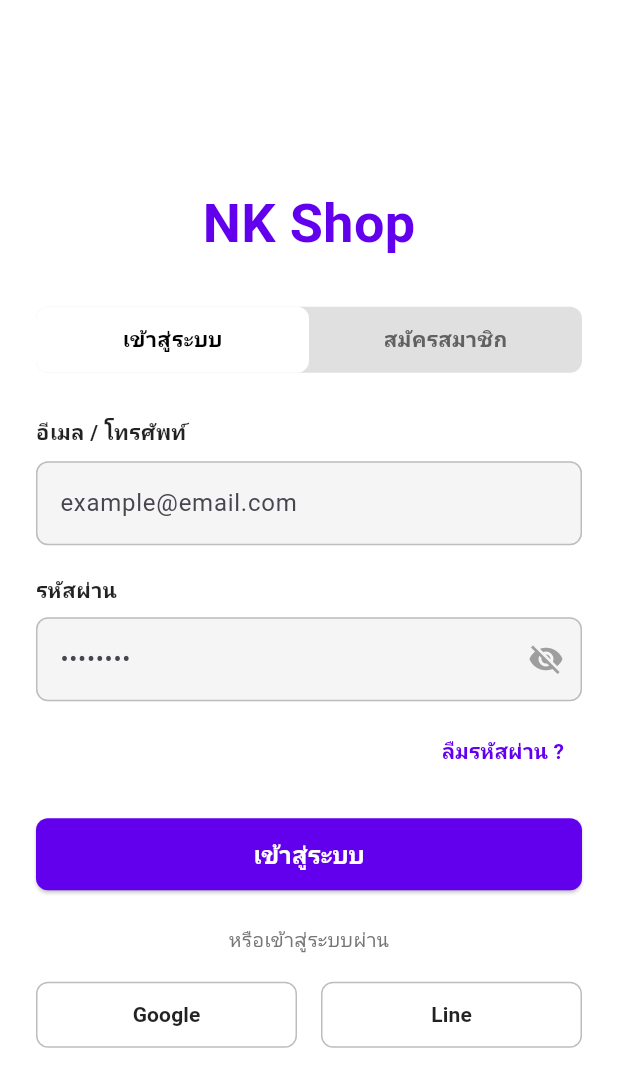
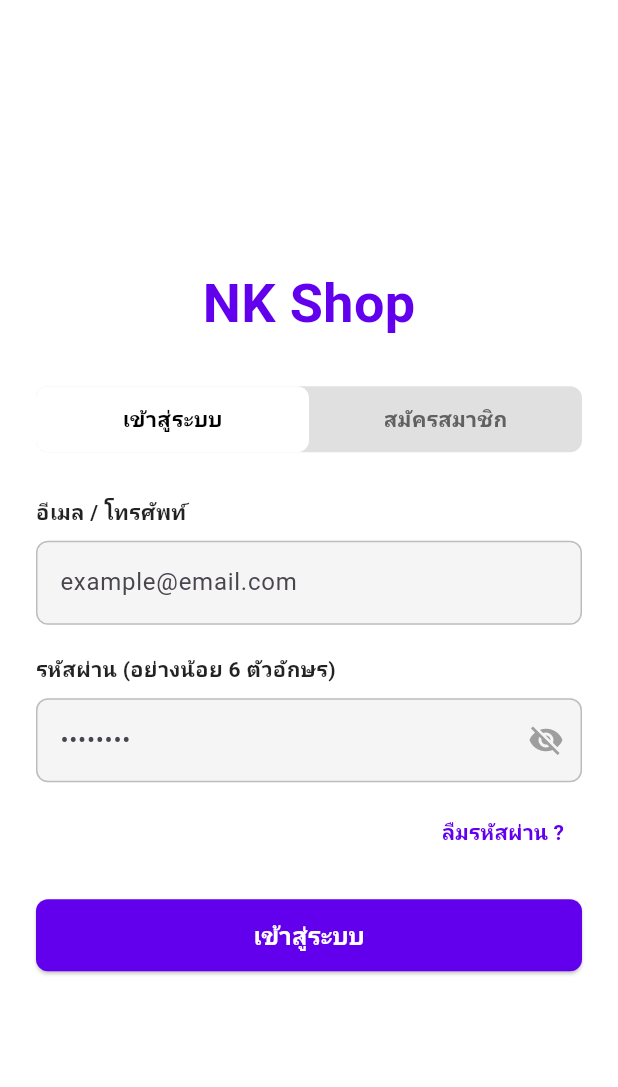
Before and after one commit to nikenarinee/micro-commerce-app, a Flutter app: the screen it shows after launch, on a phone screen of 412 x 824 dp. Shown: the top 1087 px of the screen. Run offline on Flutter 3.47's test engine with Material 3 defaults, Android fonts, the phone set to English and light mode, and no system bars; our stand-ins replace supabase_flutter; accounts and stored records are empty.

```diff
--- a/lib/pages/login_page.dart
+++ b/lib/pages/login_page.dart
@@ -52,6 +52,7 @@
         );
 
         if (!mounted) return;
+        // ล็อกอินสำเร็จ พุ่งไปหน้าแรก (จัดการสินค้า) ทันที
         Navigator.pushReplacement(
           context,
           MaterialPageRoute(builder: (context) => const ProductListPage()),
@@ -66,22 +67,34 @@
 
         if (!mounted) return;
 
-        // สมัครเสร็จ ล็อกอินเข้าสู่ระบบให้อัตโนมัติทันที
-        await Supabase.instance.client.auth.signInWithPassword(
-          email: email,
-          password: password,
-        );
+        // สมัครเสร็จ เคลียร์ฟอร์ม สลับกลับมาหน้าเข้าสู่ระบบ พร้อมแจ้งเตือนสีเขียว
+        setState(() {
+          isLoginTab = true;
+          _passwordController.clear();
+        });
 
-        if (!mounted) return;
-        Navigator.pushReplacement(
-          context,
-          MaterialPageRoute(builder: (context) => const ProductListPage()),
+        ScaffoldMessenger.of(context).showSnackBar(
+          const SnackBar(
+            content: Text('สมัครสมาชิกสำเร็จ! กรุณาเข้าสู่ระบบด้วยอีเมลของคุณ'),
+            backgroundColor: Colors.green,
+            duration: Duration(seconds: 4),
+          ),
         );
       }
     } catch (e) {
       if (!mounted) return;
+
+      String errorMessage = 'เกิดข้อผิดพลาด: $e';
+      if (e.toString().contains('invalid_credentials')) {
+        errorMessage = 'อีเมลหรือรหัสผ่านไม่ถูกต้อง';
+      } else if (e.toString().contains('weak_password')) {
+        errorMessage = 'รหัสผ่านต้องมีความยาวอย่างน้อย 6 ตัวอักษรขึ้นไป';
+      } else if (e.toString().contains('already registered')) {
+        errorMessage = 'อีเมลนี้ถูกใช้งานแล้ว กรุณาเข้าสู่ระบบ';
+      }
+
       ScaffoldMessenger.of(context).showSnackBar(
-        SnackBar(content: Text('เกิดข้อผิดพลาด: $e'), backgroundColor: Colors.red),
+        SnackBar(content: Text(errorMessage), backgroundColor: Colors.red),
       );
     } finally {
       if (mounted) {
@@ -196,7 +209,7 @@
                   const SizedBox(height: 20),
                 ],
 
-                // ฟิลด์อีเมล / โทรศัพท์
+                // ฟิลด์อีเมล
                 const Align(
                   alignment: Alignment.centerLeft,
                   child: Text(
@@ -223,11 +236,11 @@
                 ),
                 const SizedBox(height: 20),
 
-                // ฟิลด์รหัสผ่านพร้อมไอคอนรูปดวงตา
+                // ฟิลด์รหัสผ่าน
                 const Align(
                   alignment: Alignment.centerLeft,
                   child: Text(
-                    'รหัสผ่าน',
+                    'รหัสผ่าน (อย่างน้อย 6 ตัวอักษร)',
                     style: TextStyle(fontWeight: FontWeight.bold, color: Colors.black87),
                   ),
                 ),
@@ -262,7 +275,6 @@
                 ),
                 const SizedBox(height: 10),
 
-                // ลืมรหัสผ่าน (เฉพาะหน้าเข้าสู่ระบบ)
                 if (isLoginTab)
                   Align(
                     alignment: Alignment.centerRight,
@@ -303,53 +315,6 @@
                           ),
                   ),
                 ),
-
-                // ส่วน Social Login ด้านล่าง (เฉพาะหน้าเข้าสู่ระบบ)
-                if (isLoginTab) ...[
-                  const SizedBox(height: 24),
-                  Text(
-                    'หรือเข้าสู่ระบบผ่าน',
-                    style: TextStyle(color: Colors.grey[600], fontSize: 13),
-                  ),
-                  const SizedBox(height: 16),
-                  Row(
-                    children: [
-                      Expanded(
-                        child: OutlinedButton(
-                          onPressed: () {},
-                          style: OutlinedButton.styleFrom(
-                            padding: const EdgeInsets.symmetric(vertical: 12),
-                            side: BorderSide(color: Colors.grey[400]!),
-                            shape: RoundedRectangleBorder(
-                              borderRadius: BorderRadius.circular(8),
-                            ),
-                          ),
-                          child: const Text(
-                            'Google',
-                            style: TextStyle(color: Colors.black87, fontWeight: FontWeight.bold),
-                          ),
-                        ),
-                      ),
-                      const SizedBox(width: 16),
-                      Expanded(
-                        child: OutlinedButton(
-                          onPressed: () {},
-                          style: OutlinedButton.styleFrom(
-                            padding: const EdgeInsets.symmetric(vertical: 12),
-                            side: BorderSide(color: Colors.grey[400]!),
-                            shape: RoundedRectangleBorder(
-                              borderRadius: BorderRadius.circular(8),
-                            ),
-                          ),
-                          child: const Text(
-                            'Line',
-                            style: TextStyle(color: Colors.black87, fontWeight: FontWeight.bold),
-                          ),
-                        ),
-                      ),
-                    ],
-                  ),
-                ],
               ],
             ),
           ),
```
